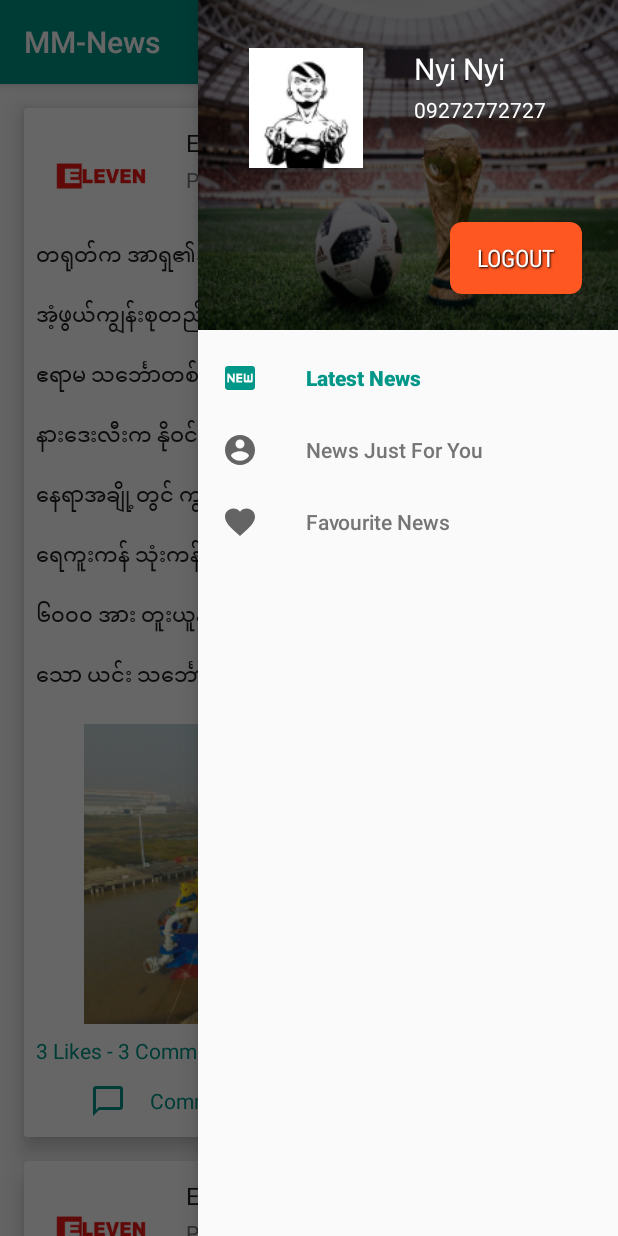
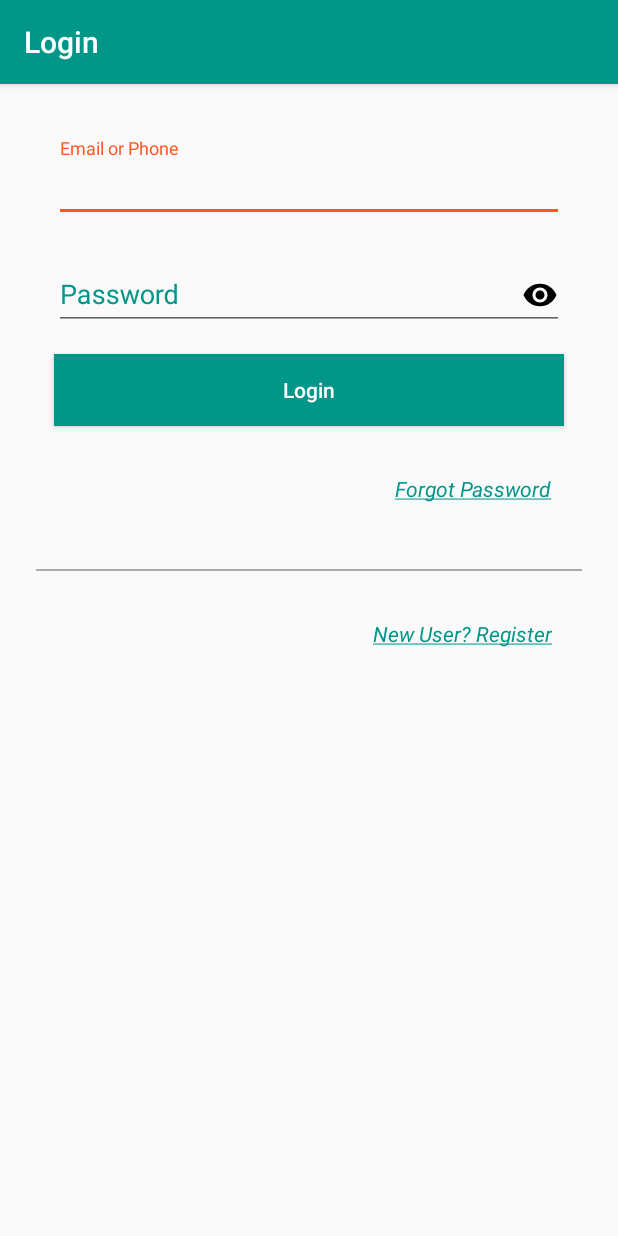
Before and after one commit to nyinyihtunlwin-codigo/LCS_01_MM_News, an Android app: the screen it shows after launch (MainActivity before the commit, LoginRegisterActivity after it), after a tap on an icon or button, on a phone screen of 412 x 824 dp. Run offline under Robolectric (Android 15) with nearby library versions, the phone set to English and light mode, and no system bars; our stand-ins replace ButterKnife.

Commit message:
Update UI.

```diff
--- a/app/src/main/AndroidManifest.xml
+++ b/app/src/main/AndroidManifest.xml
@@ -25,6 +25,9 @@
             android:theme="@style/AppTheme.NoActionBar">
 
         </activity>
+        <activity
+            android:name=".activities.LoginRegisterActivity"
+            android:theme="@style/AppTheme.NoActionBar" />
 
         <receiver android:name=".receiver.InternetStateReceiver">
             <intent-filter>
--- /dev/null
+++ b/app/src/main/java/projects/nyinyihtunlwin/news/activities/LoginRegisterActivity.java
@@ -0,0 +1,71 @@
+package projects.nyinyihtunlwin.news.activities;
+
+import android.content.Context;
+import android.content.Intent;
+import android.os.Bundle;
+import android.support.annotation.Nullable;
+import android.support.v7.app.ActionBar;
+import android.support.v7.app.AppCompatActivity;
+import android.support.v7.widget.Toolbar;
+
+import butterknife.BindView;
+import butterknife.ButterKnife;
+import projects.nyinyihtunlwin.news.R;
+import projects.nyinyihtunlwin.news.delegates.LoginRegisterDeligate;
+import projects.nyinyihtunlwin.news.fragments.LoginFragment;
+import projects.nyinyihtunlwin.news.fragments.RegisterFragment;
+
+/**
+ * Created by Dell on 11/26/2017.
+ */
+
+public class LoginRegisterActivity extends AppCompatActivity implements LoginRegisterDeligate {
+
+    @BindView(R.id.toolbar)
+    Toolbar toolbar;
+
+    public static Intent newIntent(Context context) {
+        Intent intent = new Intent(context, LoginRegisterActivity.class);
+        return intent;
+    }
+
+    @Override
+    protected void onCreate(@Nullable Bundle savedInstanceState) {
+        super.onCreate(savedInstanceState);
+        setContentView(R.layout.activity_login_register);
+        ButterKnife.bind(this, this);
+        setSupportActionBar(toolbar);
+
+        if (savedInstanceState == null) {
+            getSupportFragmentManager().beginTransaction().replace(R.id.fl_container, LoginFragment.newInstance()).commit();
+        }
+    }
+
+    @Override
+    public void onTapLogin() {
+
+    }
+
+    @Override
+    public void onTapForgotPassword() {
+
+    }
+
+    @Override
+    public void onTapToRegister() {
+        getSupportFragmentManager()
+                .beginTransaction()
+                .setCustomAnimations(R.anim.enter, R.anim.exit, R.anim.pop_enter, R.anim.pop_exit)
+                .replace(R.id.fl_container, RegisterFragment.newInstance())
+                .addToBackStack(null)
+                .commit();
+    }
+
+    @Override
+    public void setScreenTitle(String title) {
+        ActionBar supportActionBar = getSupportActionBar();
+        if (supportActionBar != null) {
+            supportActionBar.setTitle(title);
+        }
+    }
+}
--- a/app/src/main/java/projects/nyinyihtunlwin/news/activities/MainActivity.java
+++ b/app/src/main/java/projects/nyinyihtunlwin/news/activities/MainActivity.java
@@ -3,6 +3,7 @@ package projects.nyinyihtunlwin.news.activities;
 import android.content.Intent;
 import android.os.Bundle;
 import android.support.design.widget.FloatingActionButton;
+import android.support.design.widget.Snackbar;
 import android.support.v4.app.ActivityCompat;
 import android.support.v4.app.ActivityOptionsCompat;
 import android.support.v4.util.Pair;
@@ -19,6 +20,7 @@ import projects.nyinyihtunlwin.news.R;
 import projects.nyinyihtunlwin.news.adapters.NewsAdapter;
 import projects.nyinyihtunlwin.news.components.EmptyViewPod;
 import projects.nyinyihtunlwin.news.components.SmartRecyclerView;
+import projects.nyinyihtunlwin.news.components.SmartScrollListener;
 import projects.nyinyihtunlwin.news.delegates.NewsItemDelegate;
 
 public class MainActivity extends AppCompatActivity implements NewsItemDelegate {
@@ -32,6 +34,8 @@ public class MainActivity extends AppCompatActivity implements NewsItemDelegate
 
     @BindView(R.id.vp_empty_news)
     EmptyViewPod vpEmptyNews;
+
+    private SmartScrollListener mSmartScrollListener;
 
     @Override
     protected void onCreate(Bundle savedInstanceState) {
@@ -47,14 +51,23 @@ public class MainActivity extends AppCompatActivity implements NewsItemDelegate
             public void onClick(View view) {
        /*         Snackbar.make(view, "Replace with your own action", Snackbar.LENGTH_LONG)
                         .setAction("Action", null).show();*/
-                drawerLayout.openDrawer(GravityCompat.END); // where to start open (drawer / navigation view)
+                //        drawerLayout.openDrawer(GravityCompat.END); // where to start open (drawer / navigation view)
+                Intent intent = LoginRegisterActivity.newIntent(getApplicationContext());
+                startActivity(intent);
             }
         });
-
+        rvNews.setEmptyView(vpEmptyNews);
         rvNews.setLayoutManager(new LinearLayoutManager(getApplicationContext(), LinearLayoutManager.VERTICAL, false));
         NewsAdapter adapter = new NewsAdapter(getApplicationContext(), this);
         rvNews.setAdapter(adapter);
-        rvNews.setEmptyView(vpEmptyNews);
+
+        mSmartScrollListener = new SmartScrollListener(new SmartScrollListener.OnSmartScrollListener() {
+            @Override
+            public void onListEndReached() {
+                Snackbar.make(rvNews, "This is all the data for Now.", Snackbar.LENGTH_LONG).show();
+            }
+        });
+        rvNews.addOnScrollListener(mSmartScrollListener);
     }
 
     @Override
--- /dev/null
+++ b/app/src/main/java/projects/nyinyihtunlwin/news/components/SmartScrollListener.java
@@ -0,0 +1,58 @@
+package projects.nyinyihtunlwin.news.components;
+
+import android.support.v7.widget.LinearLayoutManager;
+import android.support.v7.widget.RecyclerView;
+
+/**
+ * Created by Dell on 11/26/2017.
+ */
+
+public class SmartScrollListener extends RecyclerView.OnScrollListener {
+
+    public interface OnSmartScrollListener {
+        void onListEndReached();
+    }
+
+    private int visibleItemCount, pastVisibleItems, totalItemCount;
+    private boolean isListEndReached = false;
+    private int previousDy, currentDy;
+
+    private OnSmartScrollListener mSmartScrollListener;
+
+    public SmartScrollListener(OnSmartScrollListener smartScrollListener) {
+        this.mSmartScrollListener = smartScrollListener;
+    }
+
+    @Override
+    public void onScrolled(RecyclerView recyclerView, int dx, int dy) {
+        super.onScrolled(recyclerView, dx, dy);
+
+        currentDy = dy;
+        if (currentDy > previousDy) {
+            //from top to bottom
+        } else if (currentDy < previousDy) {
+            //from bottom to top
+            isListEndReached = false;
+        }
+
+        //get currently visible items count
+        visibleItemCount = recyclerView.getChildCount();
+
+        totalItemCount = recyclerView.getLayoutManager().getItemCount();
+
+        pastVisibleItems = ((LinearLayoutManager) recyclerView.getLayoutManager()).findFirstVisibleItemPosition();
+
+        previousDy = currentDy;
+    }
+
+    @Override
+    public void onScrollStateChanged(RecyclerView recyclerView, int scrollState) {
+        super.onScrollStateChanged(recyclerView, scrollState);
+        if (scrollState == RecyclerView.SCROLL_STATE_IDLE) {
+            if ((visibleItemCount + pastVisibleItems) >= totalItemCount && !isListEndReached) {
+                isListEndReached = true;
+                mSmartScrollListener.onListEndReached();
+            }
+        }
+    }
+}
--- /dev/null
+++ b/app/src/main/java/projects/nyinyihtunlwin/news/delegates/LoginRegisterDeligate.java
@@ -0,0 +1,15 @@
+package projects.nyinyihtunlwin.news.delegates;
+
+/**
+ * Created by Dell on 11/26/2017.
+ */
+
+public interface LoginRegisterDeligate {
+    void onTapLogin();
+
+    void onTapForgotPassword();
+
+    void onTapToRegister();
+
+    void setScreenTitle(String title);
+}
--- /dev/null
+++ b/app/src/main/java/projects/nyinyihtunlwin/news/fragments/LoginFragment.java
@@ -0,0 +1,57 @@
+package projects.nyinyihtunlwin.news.fragments;
+
+import android.content.Context;
+import android.os.Bundle;
+import android.support.annotation.Nullable;
+import android.support.v4.app.Fragment;
+import android.view.LayoutInflater;
+import android.view.View;
+import android.view.ViewGroup;
+import android.widget.TextView;
+
+import org.w3c.dom.Text;
+
+import butterknife.BindView;
+import butterknife.ButterKnife;
+import butterknife.OnClick;
+import projects.nyinyihtunlwin.news.R;
+import projects.nyinyihtunlwin.news.delegates.LoginRegisterDeligate;
+
+/**
+ * Created by Dell on 11/26/2017.
+ */
+
+public class LoginFragment extends Fragment {
+
+    private LoginRegisterDeligate loginRegisterDeligate;
+
+    public static LoginFragment newInstance() {
+        LoginFragment loginFragment = new LoginFragment();
+        return loginFragment;
+    }
+
+    @Override
+    public void onAttach(Context context) {
+        super.onAttach(context);
+        loginRegisterDeligate = (LoginRegisterDeligate) context;
+    }
+
+    @Override
+    public void onStart() {
+        super.onStart();
+        loginRegisterDeligate.setScreenTitle("Login");
+    }
+
+    @Nullable
+    @Override
+    public View onCreateView(LayoutInflater inflater, @Nullable ViewGroup container, @Nullable Bundle savedInstanceState) {
+        View loginView = inflater.inflate(R.layout.fragment_login, container, false);
+        ButterKnife.bind(this, loginView);
+        return loginView;
+    }
+
+    @OnClick(R.id.btn_to_register)
+    public void onClickToRegister(View view) {
+        loginRegisterDeligate.onTapToRegister();
+    }
+}
--- /dev/null
+++ b/app/src/main/res/drawable/ic_visibility_black_24dp.xml
@@ -0,0 +1,9 @@
+<vector xmlns:android="http://schemas.android.com/apk/res/android"
+        android:width="24dp"
+        android:height="24dp"
+        android:viewportWidth="24.0"
+        android:viewportHeight="24.0">
+    <path
+        android:fillColor="#FF000000"
+        android:pathData="M12,4.5C7,4.5 2.73,7.61 1,12c1.73,4.39 6,7.5 11,7.5s9.27,-3.11 11,-7.5c-1.73,-4.39 -6,-7.5 -11,-7.5zM12,17c-2.76,0 -5,-2.24 -5,-5s2.24,-5 5,-5 5,2.24 5,5 -2.24,5 -5,5zM12,9c-1.66,0 -3,1.34 -3,3s1.34,3 3,3 3,-1.34 3,-3 -1.34,-3 -3,-3z"/>
+</vector>
--- /dev/null
+++ b/app/src/main/res/layout/activity_login_register.xml
@@ -0,0 +1,26 @@
+<?xml version="1.0" encoding="utf-8"?>
+<android.support.design.widget.CoordinatorLayout xmlns:android="http://schemas.android.com/apk/res/android"
+    xmlns:app="http://schemas.android.com/apk/res-auto"
+    android:layout_width="match_parent"
+    android:layout_height="match_parent"
+    android:fitsSystemWindows="true">
+
+    <android.support.design.widget.AppBarLayout
+        android:layout_width="match_parent"
+        android:layout_height="wrap_content"
+        android:theme="@style/AppTheme.AppBarOverlay">
+
+        <android.support.v7.widget.Toolbar
+            android:id="@+id/toolbar"
+            android:layout_width="match_parent"
+            android:layout_height="?attr/actionBarSize"
+            app:popupTheme="@style/AppTheme.PopupOverlay" />
+    </android.support.design.widget.AppBarLayout>
+
+    <FrameLayout
+        android:id="@+id/fl_container"
+        android:layout_width="match_parent"
+        android:layout_height="match_parent"
+        app:layout_behavior="@string/appbar_scrolling_view_behavior" />
+
+</android.support.design.widget.CoordinatorLayout>
--- /dev/null
+++ b/app/src/main/res/layout/fragment_login.xml
@@ -0,0 +1,95 @@
+<?xml version="1.0" encoding="utf-8"?>
+<RelativeLayout xmlns:android="http://schemas.android.com/apk/res/android"
+    android:layout_width="match_parent"
+    android:layout_height="match_parent">
+
+    <android.support.design.widget.TextInputLayout
+        android:id="@+id/input_email_or_phone"
+        android:layout_width="match_parent"
+        android:layout_height="wrap_content"
+        android:layout_marginLeft="36dp"
+        android:layout_marginRight="36dp"
+        android:layout_marginTop="36dp"
+        android:textColorHint="@color/primary">
+
+        <EditText
+            android:id="@+id/et_email_or_phone"
+            android:layout_width="match_parent"
+            android:layout_height="wrap_content"
+            android:hint="Email or Phone"
+            android:textColorHint="@color/primary" />
+
+    </android.support.design.widget.TextInputLayout>
+
+    <android.support.design.widget.TextInputLayout
+        android:id="@+id/input_password"
+        android:layout_width="match_parent"
+        android:layout_height="wrap_content"
+        android:layout_below="@id/input_email_or_phone"
+        android:layout_marginLeft="36dp"
+        android:layout_marginRight="36dp"
+        android:layout_marginTop="16dp"
+        android:textColorHint="@color/primary">
+
+        <EditText
+            android:id="@+id/et_password"
+            android:layout_width="match_parent"
+            android:layout_height="wrap_content"
+            android:drawableRight="@drawable/ic_visibility_black_24dp"
+            android:hint="Password"
+            android:inputType="textPassword"
+            android:textColorHint="@color/primary" />
+
+    </android.support.design.widget.TextInputLayout>
+
+
+    <Button
+        android:id="@+id/btn_login"
+        android:layout_width="match_parent"
+        android:layout_height="wrap_content"
+        android:layout_below="@id/input_password"
+        android:layout_marginLeft="36dp"
+        android:layout_marginRight="36dp"
+        android:layout_marginTop="16dp"
+        android:background="@color/primary"
+        android:foreground="@drawable/bg_ripple_white"
+        android:text="Login"
+        android:textAllCaps="false"
+        android:textColor="@color/white" />
+
+    <TextView
+        android:id="@+id/btn_forget_password"
+        android:layout_width="wrap_content"
+        android:layout_height="wrap_content"
+        android:layout_alignRight="@id/btn_login"
+        android:layout_below="@id/btn_login"
+        android:layout_marginTop="24dp"
+        android:clickable="true"
+        android:foreground="@drawable/bg_ripple_primary"
+        android:padding="8dp"
+        android:text="@string/btn_forgot_password"
+        android:textColor="@color/primary" />
+
+    <View
+        android:id="@+id/v_separator"
+        android:layout_width="match_parent"
+        android:layout_height="1dp"
+        android:layout_below="@id/btn_forget_password"
+        android:layout_marginLeft="24dp"
+        android:layout_marginRight="24dp"
+        android:layout_marginTop="36dp"
+        android:background="#AAA" />
+
+    <TextView
+        android:id="@+id/btn_to_register"
+        android:layout_width="wrap_content"
+        android:layout_height="wrap_content"
+        android:layout_alignRight="@id/btn_login"
+        android:layout_below="@id/v_separator"
+        android:layout_marginTop="24dp"
+        android:clickable="true"
+        android:foreground="@drawable/bg_ripple_primary"
+        android:padding="8dp"
+        android:text="@string/btn_to_register"
+        android:textColor="@color/primary" />
+</RelativeLayout>
--- /dev/null
+++ b/app/src/main/res/values/arrays.xml
@@ -0,0 +1,6 @@
+<?xml version="1.0" encoding="utf-8"?>
+<resources>
+    <string-array name="supporting_country_code">
+        <item>+959 (09)</item>
+    </string-array>
+</resources>
--- a/app/src/main/res/values/strings.xml
+++ b/app/src/main/res/values/strings.xml
@@ -29,4 +29,11 @@
     <string name="transition_name_favourite_logo">transition:PUBLICATION_NEWS_FAVOURITE</string>
     <string name="msg_generic_no_data">No Data To Display</string>
     <string name="lbl_refersh">Refresh</string>
+    <string name="btn_forgot_password"><u><i>Forgot Password</i></u></string>
+    <string name="btn_to_register"><u><i>New User? Register</i></u></string>
+    <string name="lbl_navigate_to_login"><u><i>Already have account?</i></u></string>
+    <string name="hint_enter_phone">Your Phone</string>
+    <string name="hint_enter_email">Your Email</string>
+    <string name="hint_enter_password">Password</string>
+    <string name="lbl_mark_my_home_on_google_map">Mark my home on Google Map</string>
 </resources>
```
Also changed, not shown: app/src/main/java/projects/nyinyihtunlwin/news/fragments/RegisterFragment.java (added, +47 -0 lines), app/src/main/res/anim/enter.xml (added, +8 -0 lines), app/src/main/res/anim/exit.xml (added, +8 -0 lines), app/src/main/res/anim/pop_enter.xml (added, +8 -0 lines), app/src/main/res/anim/pop_exit.xml (added, +8 -0 lines), app/src/main/res/layout/fragment_register.xml (added, +226 -0 lines).
